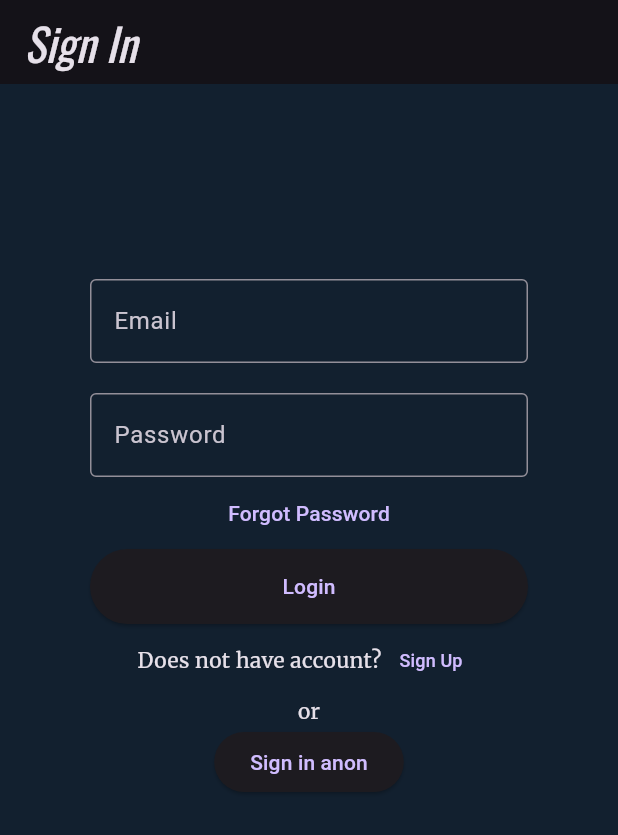
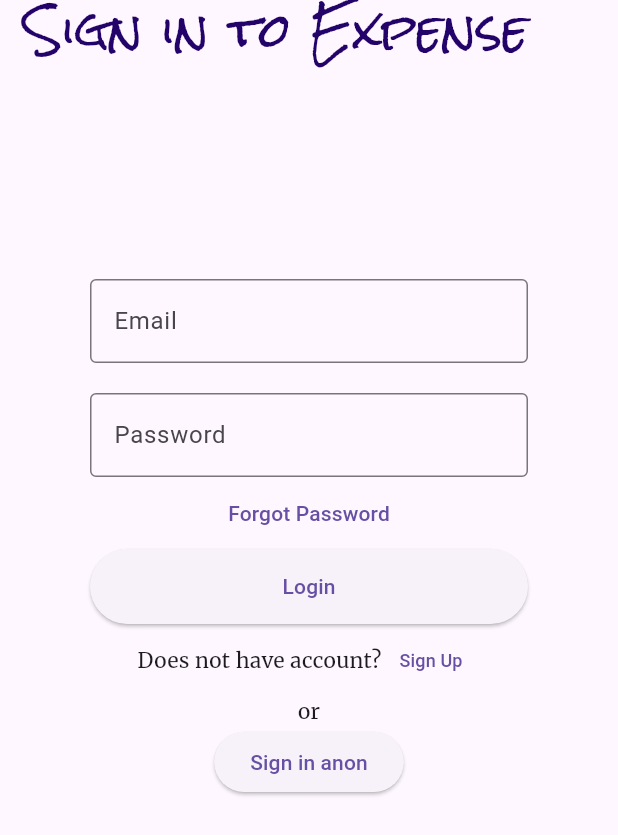
Before and after one commit to jianhui-ben/aiko_ben_expense_app, a Flutter app: the screen it shows after launch, on a phone screen of 412 x 824 dp. Shown: the top 835 px of the screen. Run offline on Flutter 3.47's test engine with Material 2 defaults, Android fonts, the phone set to English and light mode, and no system bars; our stand-ins replace firebase_auth, firebase_core, flutter_spinkit, google_fonts; accounts and stored records are empty.

Commit message:
add some formats

```diff
--- a/lib/main.dart
+++ b/lib/main.dart
@@ -27,7 +27,7 @@ class MyApp extends StatelessWidget {
       value: AuthService().user,
       initialData: null,
       child: MaterialApp(
-          theme: getCustomDarkTheme(),
+          theme: getCustomTheme(),
           home: Wrapper()
       ),
     );
--- a/lib/screens/authenticate/sign_in.dart
+++ b/lib/screens/authenticate/sign_in.dart
@@ -62,7 +62,8 @@ class _SignInState extends State<SignIn> {
     return loading ? Loading() : Scaffold(
         appBar: AppBar(
           elevation: 0.0,
-          title: Text("Sign In"),
+          title: Text("Sign in to Expense"),
+          titleTextStyle: appNameTextStyle,
         ),
             body: Container(
                 padding: EdgeInsets.symmetric(vertical: 20, horizontal: 50),
--- a/lib/shared/constants.dart
+++ b/lib/shared/constants.dart
@@ -7,12 +7,22 @@ const textInputDecoration = InputDecoration(
   errorStyle: TextStyle(fontSize: 10), // Adjust the font size
 );
 
-ThemeData getCustomDarkTheme() {
+const appNameTextStyle = TextStyle(
+  color: Color(0xFF23036A),
+  fontSize: 30,
+  fontFamily: 'RockSalt',
+  fontWeight: FontWeight.w400,
+  height: 0.80,
+  letterSpacing: 0.18,
+);
+
+
+ThemeData getCustomTheme() {
   return ThemeData(
       useMaterial3: true,
       // Define the default brightness and colors.
-      brightness: Brightness.dark,
-      scaffoldBackgroundColor: const Color.fromARGB(255, 18, 32, 47),
+      // brightness: Brightness.dark,
+      // scaffoldBackgroundColor: const Color.fromARGB(255, 18, 32, 47),
       // Define the default `TextTheme`. Use this to specify the default
       // text styling for headlines, titles, bodies of text, and more.
       textTheme: TextTheme(
@@ -31,10 +41,11 @@ ThemeData getCustomDarkTheme() {
       ),
       inputDecorationTheme: InputDecorationTheme(
         border: OutlineInputBorder(
-          borderSide: BorderSide(width: 5.0),
+          borderSide: BorderSide(width: 1, color: Color(0xFF23036A)),
+          borderRadius: BorderRadius.circular(10),
         ),
         errorStyle: TextStyle(
-          fontSize: 16.0, // Customize error text font size
+          fontSize: 12.0, // Customize error text font size
           color: Colors.red, // Customize error text color
         ),
         // You can customize other InputDecoration properties here
--- a/pubspec.yaml
+++ b/pubspec.yaml
@@ -75,6 +75,11 @@ flutter:
   # For details regarding adding assets from package dependencies, see
   # https://flutter.dev/assets-and-images/#from-packages
 
+  fonts:
+    - family: RockSalt
+      fonts:
+        - asset: fonts/RockSalt-Regular.ttf
+
   # To add custom fonts to your application, add a fonts section here,
   # in this "flutter" section. Each entry in this list should have a
   # "family" key with the font family name, and a "fonts" key with a
```
Also changed, not shown: fonts/RockSalt-Regular.ttf (added), 1 other file.
